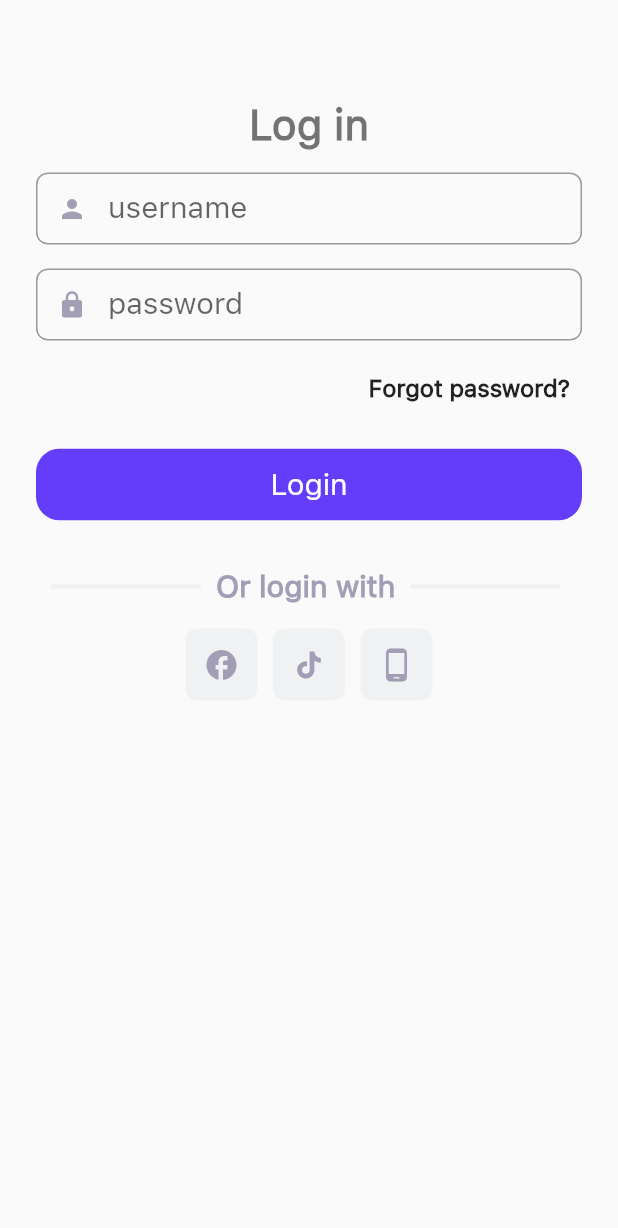
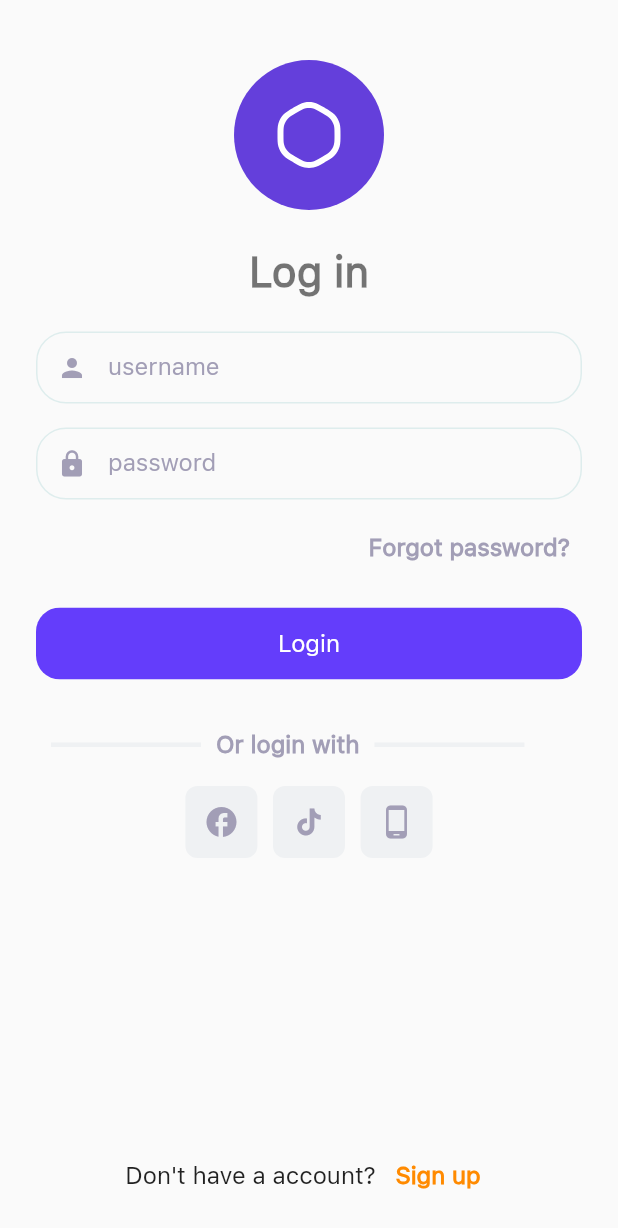
Before and after one commit to luiscl32/flutter_samples, a Flutter app: the LoginView screen opened directly, on a phone screen of 412 x 824 dp. Shown: the top 1228 px of the screen. Run offline on Flutter 3.47's test engine with Material 2 defaults, Android fonts, the phone set to English and light mode, and no system bars; our stand-ins replace flutter_svg; missing offline and left inert: introduction_slider.

Commit message:
feat: :art: changing login styles

```diff
--- a/event_manager/lib/ui/common/assets.dart
+++ b/event_manager/lib/ui/common/assets.dart
@@ -4,4 +4,6 @@ class Assets {
   static const String celebrate = 'images/intro/celebrate.svg';
   static const String notes = 'images/intro/notes.svg';
   static const String organize = 'images/intro/organize.svg';
+
+  static const String logo = 'images/auth/logo.svg';
 }
--- a/event_manager/lib/ui/common/custom_input.dart
+++ b/event_manager/lib/ui/common/custom_input.dart
@@ -38,8 +38,13 @@ class _CustomInputState extends State<CustomInput> {
           ),
           prefixIconColor: AppColors.greyMedium,
           labelText: widget.placeholder,
+          labelStyle: _theme.bodyMedium!.copyWith(color: AppColors.greyMedium),
           border: OutlineInputBorder(
-            borderRadius: BorderRadius.circular(8),
+            borderRadius: BorderRadius.circular(20),
+          ),
+          enabledBorder: OutlineInputBorder(
+            borderRadius: BorderRadius.circular(20),
+            borderSide: BorderSide(color: AppColors.greyOverlay),
           ),
         ),
       ),
--- a/event_manager/lib/ui/common/custom_text_button.dart
+++ b/event_manager/lib/ui/common/custom_text_button.dart
@@ -1,13 +1,16 @@
+import 'package:event_manager/ui/theme/colors_pallete.dart';
 import 'package:flutter/material.dart';
 
 class CustomTextButton extends StatelessWidget {
-  const CustomTextButton({
+  CustomTextButton({
     super.key,
     required this.onPress,
     required this.buttonText,
+    this.textColor = AppColors.greyMedium,
   });
   final VoidCallback onPress;
   final String buttonText;
+  Color textColor;
 
   @override
   Widget build(BuildContext context) {
@@ -17,9 +20,8 @@ class CustomTextButton extends StatelessWidget {
         onPressed: onPress,
         child: Text(
           buttonText,
-          style: _theme.headlineSmall!.copyWith(
-            fontWeight: FontWeight.bold,
-          ),
+          style: _theme.headlineSmall!
+              .copyWith(fontWeight: FontWeight.bold, color: textColor),
         ));
   }
 }
--- a/event_manager/lib/ui/pages/auth/login/login_view.dart
+++ b/event_manager/lib/ui/pages/auth/login/login_view.dart
@@ -1,6 +1,8 @@
+import 'package:event_manager/ui/common/assets.dart';
 import 'package:event_manager/ui/pages/auth/login/widgets/widgets.dart';
 
 import 'package:flutter/material.dart';
+import 'package:flutter_svg/flutter_svg.dart';
 
 class LoginView extends StatelessWidget {
   const LoginView({Key? key}) : super(key: key);
@@ -8,6 +10,7 @@ class LoginView extends StatelessWidget {
   @override
   Widget build(BuildContext context) {
     return Scaffold(
+      resizeToAvoidBottomInset: false,
       body: Padding(
         padding: const EdgeInsets.symmetric(
           horizontal: 24,
@@ -15,9 +18,22 @@ class LoginView extends StatelessWidget {
         ),
         child: Center(
           child: Column(
-            children: const [
-              LoginFormContainer(),
-              SocialMediaLogin(),
+            children: [
+              const SizedBox(
+                height: 24,
+              ),
+              SvgPicture.asset(
+                Assets.logo,
+              ),
+              const SizedBox(
+                height: 24,
+              ),
+              const LoginFormContainer(),
+              const SocialMediaLogin(),
+              Expanded(child: Container()),
+              RegisterButton(
+                onPress: () {},
+              ),
             ],
           ),
         ),
--- a/event_manager/lib/ui/pages/auth/login/widgets/login_form_container.dart
+++ b/event_manager/lib/ui/pages/auth/login/widgets/login_form_container.dart
@@ -11,9 +11,6 @@ class LoginFormContainer extends StatelessWidget {
     return Form(
       child: Column(
         children: [
-          const SizedBox(
-            height: 50,
-          ),
           Center(
             child: Text(
               'Log in',
@@ -22,7 +19,7 @@ class LoginFormContainer extends StatelessWidget {
             ),
           ),
           const SizedBox(
-            height: 16,
+            height: 24,
           ),
           CustomInput(
             icon: Icons.person,
--- /dev/null
+++ b/event_manager/lib/ui/pages/auth/login/widgets/register_button.dart
@@ -0,0 +1,33 @@
+import 'package:event_manager/ui/common/commons.dart';
+import 'package:event_manager/ui/theme/colors_pallete.dart';
+import 'package:flutter/material.dart';
+
+class RegisterButton extends StatelessWidget {
+  const RegisterButton({super.key, required this.onPress});
+
+  final VoidCallback onPress;
+
+  @override
+  Widget build(BuildContext context) {
+    final _theme = Theme.of(context).textTheme;
+
+    return Row(
+      mainAxisAlignment: MainAxisAlignment.center,
+      crossAxisAlignment: CrossAxisAlignment.center,
+      children: [
+        Text(
+          "Don't have a account?",
+          style: _theme.bodyMedium,
+        ),
+        const SizedBox(
+          width: 5,
+        ),
+        CustomTextButton(
+          onPress: onPress,
+          buttonText: 'Sign up',
+          textColor: AppColors.orangeDark,
+        )
+      ],
+    );
+  }
+}
--- a/event_manager/lib/ui/pages/auth/login/widgets/widgets.dart
+++ b/event_manager/lib/ui/pages/auth/login/widgets/widgets.dart
@@ -1,2 +1,3 @@
+export 'package:event_manager/ui/pages/auth/login/widgets/register_button.dart';
 export 'package:event_manager/ui/pages/auth/login/widgets/social_media_login.dart';
 export 'package:event_manager/ui/pages/auth/login/widgets/login_form_container.dart';
--- a/event_manager/lib/ui/theme/text_theme.dart
+++ b/event_manager/lib/ui/theme/text_theme.dart
@@ -5,12 +5,12 @@ class CustomTextTheme {
 
   static const customTextTheme = TextTheme(
     //* body
-    bodyLarge:
-        TextStyle(fontSize: 24, fontWeight: FontWeight.bold, fontFamily: 'SF'),
-    bodyMedium: TextStyle(
-        fontSize: 20, fontWeight: FontWeight.normal, fontFamily: 'SF'),
     bodySmall: TextStyle(
         fontSize: 14, fontWeight: FontWeight.normal, fontFamily: 'SF'),
+    bodyMedium: TextStyle(
+        fontSize: 16, fontWeight: FontWeight.normal, fontFamily: 'SF'),
+    bodyLarge:
+        TextStyle(fontSize: 18, fontWeight: FontWeight.bold, fontFamily: 'SF'),
     //* headline
     headlineSmall: TextStyle(
         fontSize: 16, fontWeight: FontWeight.normal, fontFamily: 'SF'),
@@ -20,7 +20,7 @@ class CustomTextTheme {
         TextStyle(fontSize: 28, fontWeight: FontWeight.bold, fontFamily: 'SF'),
     //* title
     titleSmall:
-        TextStyle(fontSize: 24, fontWeight: FontWeight.bold, fontFamily: 'SF'),
+        TextStyle(fontSize: 28, fontWeight: FontWeight.bold, fontFamily: 'SF'),
     titleMedium:
         TextStyle(fontSize: 36, fontWeight: FontWeight.bold, fontFamily: 'SF'),
     titleLarge:
--- a/event_manager/pubspec.yaml
+++ b/event_manager/pubspec.yaml
@@ -24,6 +24,7 @@ flutter:
     - images/intro/celebrate.svg
     - images/intro/notes.svg
     - images/intro/organize.svg
+    - images/auth/logo.svg
 
   fonts:
     - family: SF
```
Also changed, not shown: event_manager/images/auth/logo.svg (added).
